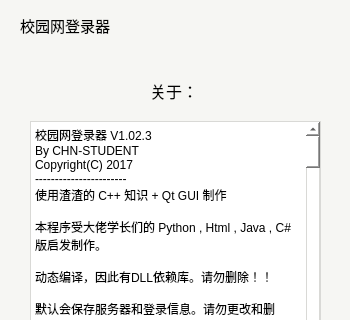
Qt form srun-3k-ui/mainwindow.ui (ehaut/srun3k-client-ui) before a commit; both pictures show x 0 to 350 and y 0 to 320 of the 350 by 500 pixel window.
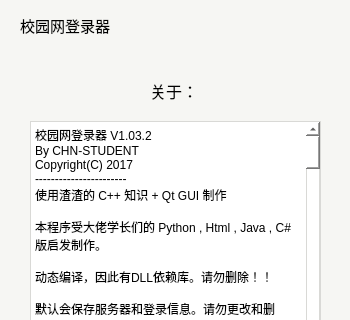
The same form after that commit.

Commit message: 修复无法自动登陆的bug

```diff
--- a/srun-3k-ui/mainwindow.ui
+++ b/srun-3k-ui/mainwindow.ui
@@ -1131,7 +1131,7 @@
 &lt;html&gt;&lt;head&gt;&lt;meta name=&quot;qrichtext&quot; content=&quot;1&quot; /&gt;&lt;style type=&quot;text/css&quot;&gt;
 p, li { white-space: pre-wrap; }
 &lt;/style&gt;&lt;/head&gt;&lt;body style=&quot; font-family:'SimSun'; font-size:9pt; font-weight:400; font-style:normal;&quot;&gt;
-&lt;p style=&quot; margin-top:0px; margin-bottom:0px; margin-left:0px; margin-right:0px; -qt-block-indent:0; text-indent:0px;&quot;&gt;校园网登录器 V1.02.3&lt;/p&gt;
+&lt;p style=&quot; margin-top:0px; margin-bottom:0px; margin-left:0px; margin-right:0px; -qt-block-indent:0; text-indent:0px;&quot;&gt;校园网登录器 V1.03.2&lt;/p&gt;
 &lt;p style=&quot; margin-top:0px; margin-bottom:0px; margin-left:0px; margin-right:0px; -qt-block-indent:0; text-indent:0px;&quot;&gt;By CHN-STUDENT&lt;/p&gt;
 &lt;p style=&quot; margin-top:0px; margin-bottom:0px; margin-left:0px; margin-right:0px; -qt-block-indent:0; text-indent:0px;&quot;&gt;Copyright(C) 2017&lt;/p&gt;
 &lt;p style=&quot; margin-top:0px; margin-bottom:0px; margin-left:0px; margin-right:0px; -qt-block-indent:0; text-indent:0px;&quot;&gt;-----------------------&lt;/p&gt;
@@ -1151,18 +1151,15 @@
 &lt;p style=&quot;-qt-paragraph-type:empty; margin-top:0px; margin-bottom:0px; margin-left:0px; margin-right:0px; -qt-block-indent:0; text-indent:0px;&quot;&gt;&lt;br /&gt;&lt;/p&gt;
 &lt;p style=&quot; margin-top:0px; margin-bottom:0px; margin-left:0px; margin-right:0px; -qt-block-indent:0; text-indent:0px;&quot;&gt;2.代码不合理等问题。&lt;/p&gt;
 &lt;p style=&quot;-qt-paragraph-type:empty; margin-top:0px; margin-bottom:0px; margin-left:0px; margin-right:0px; -qt-block-indent:0; text-indent:0px;&quot;&gt;&lt;br /&gt;&lt;/p&gt;
-&lt;p style=&quot; margin-top:0px; margin-bottom:0px; margin-left:0px; margin-right:0px; -qt-block-indent:0; text-indent:0px;&quot;&gt;3.其他问题。&lt;/p&gt;
-&lt;p style=&quot; margin-top:0px; margin-bottom:0px; margin-left:0px; margin-right:0px; -qt-block-indent:0; text-indent:0px;&quot;&gt;-----------------------&lt;/p&gt;
-&lt;p style=&quot; margin-top:0px; margin-bottom:0px; margin-left:0px; margin-right:0px; -qt-block-indent:0; text-indent:0px;&quot;&gt;下个版本目标：(感谢大佬提出的改进建议）&lt;/p&gt;
+&lt;p style=&quot; margin-top:0px; margin-bottom:0px; margin-left:0px; margin-right:0px; -qt-block-indent:0; text-indent:0px;&quot;&gt;3.TAB聚焦切换输入存在问题。&lt;/p&gt;
 &lt;p style=&quot;-qt-paragraph-type:empty; margin-top:0px; margin-bottom:0px; margin-left:0px; margin-right:0px; -qt-block-indent:0; text-indent:0px;&quot;&gt;&lt;br /&gt;&lt;/p&gt;
-&lt;p style=&quot; margin-top:0px; margin-bottom:0px; margin-left:0px; margin-right:0px; -qt-block-indent:0; text-indent:0px;&quot;&gt;1.密码存储加密 &lt;/p&gt;
+&lt;p style=&quot; margin-top:0px; margin-bottom:0px; margin-left:0px; margin-right:0px; -qt-block-indent:0; text-indent:0px;&quot;&gt;4.其他问题。&lt;/p&gt;
 &lt;p style=&quot;-qt-paragraph-type:empty; margin-top:0px; margin-bottom:0px; margin-left:0px; margin-right:0px; -qt-block-indent:0; text-indent:0px;&quot;&gt;&lt;br /&gt;&lt;/p&gt;
-&lt;p style=&quot; margin-top:0px; margin-bottom:0px; margin-left:0px; margin-right:0px; -qt-block-indent:0; text-indent:0px;&quot;&gt;2.TAB聚焦切换 &lt;/p&gt;
-&lt;p style=&quot;-qt-paragraph-type:empty; margin-top:0px; margin-bottom:0px; margin-left:0px; margin-right:0px; -qt-block-indent:0; text-indent:0px;&quot;&gt;&lt;br /&gt;&lt;/p&gt;
-&lt;p style=&quot; margin-top:0px; margin-bottom:0px; margin-left:0px; margin-right:0px; -qt-block-indent:0; text-indent:0px;&quot;&gt;3.在登陆情况下点关闭是最小化，不登陆情况下是关闭&lt;/p&gt;
 &lt;p style=&quot; margin-top:0px; margin-bottom:0px; margin-left:0px; margin-right:0px; -qt-block-indent:0; text-indent:0px;&quot;&gt;-----------------------&lt;/p&gt;
 &lt;p style=&quot; margin-top:0px; margin-bottom:0px; margin-left:0px; margin-right:0px; -qt-block-indent:0; text-indent:0px;&quot;&gt;更新日志:&lt;/p&gt;
 &lt;p style=&quot;-qt-paragraph-type:empty; margin-top:0px; margin-bottom:0px; margin-left:0px; margin-right:0px; -qt-block-indent:0; text-indent:0px;&quot;&gt;&lt;br /&gt;&lt;/p&gt;
+&lt;p style=&quot; margin-top:0px; margin-bottom:0px; margin-left:0px; margin-right:0px; -qt-block-indent:0; text-indent:0px;&quot;&gt;V1.03.2密码加密存储，修复V1.02.3的自动登陆功能失效。&lt;/p&gt;
+&lt;p style=&quot;-qt-paragraph-type:empty; margin-top:0px; margin-bottom:0px; margin-left:0px; margin-right:0px; -qt-block-indent:0; text-indent:0px;&quot;&gt;&lt;br /&gt;&lt;/p&gt;
 &lt;p style=&quot; margin-top:0px; margin-bottom:0px; margin-left:0px; margin-right:0px; -qt-block-indent:0; text-indent:0px;&quot;&gt;V1.02.3公告改为在登陆成功后显示，并且禁止输入框输入法。&lt;/p&gt;
 &lt;p style=&quot;-qt-paragraph-type:empty; margin-top:0px; margin-bottom:0px; margin-left:0px; margin-right:0px; -qt-block-indent:0; text-indent:0px;&quot;&gt;&lt;br /&gt;&lt;/p&gt;
 &lt;p style=&quot; margin-top:0px; margin-bottom:0px; margin-left:0px; margin-right:0px; -qt-block-indent:0; text-indent:0px;&quot;&gt;V1.02.2.1去掉获取公告的延时器，感觉不那么卡顿了。&lt;/p&gt;
```
